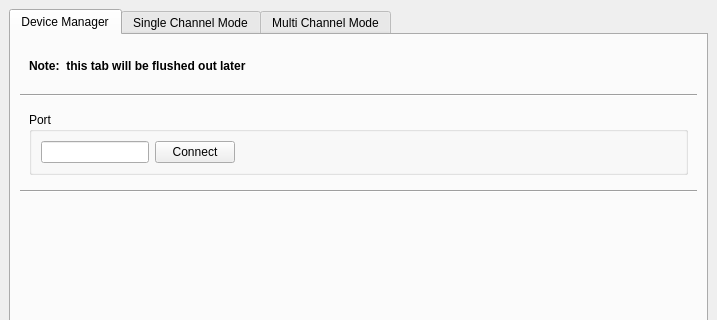
This is python/optical_sensor_gui.ui in iorodeo/expresso_device_software as Qt 5 draws it before an edit; both pictures show x 0 to 717 and y 0 to 320 of the 717 by 662 pixel window. The edited form follows.
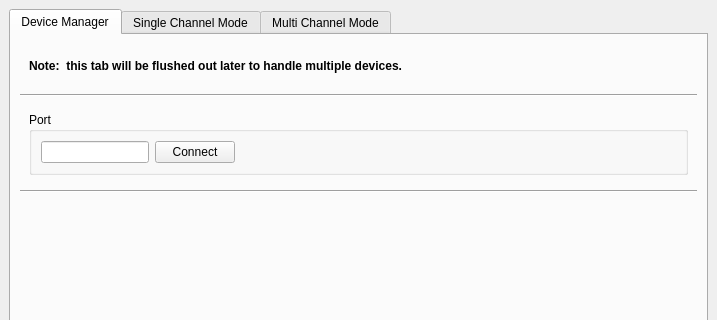
This is the edited form. The open tabs and pages were chosen to show the change. Custom widgets are drawn as their Qt base class.

What changed in the file:
```diff
--- a/python/optical_sensor_gui.ui
+++ b/python/optical_sensor_gui.ui
@@ -43,7 +43,7 @@
               </font>
              </property>
              <property name="text">
-              <string>Note:  this tab will be flushed out later</string>
+              <string>Note:  this tab will be flushed out later to handle multiple devices.</string>
              </property>
             </widget>
            </item>
```
Left out of the diff: 4 changed lines with no effect on the pictures.
